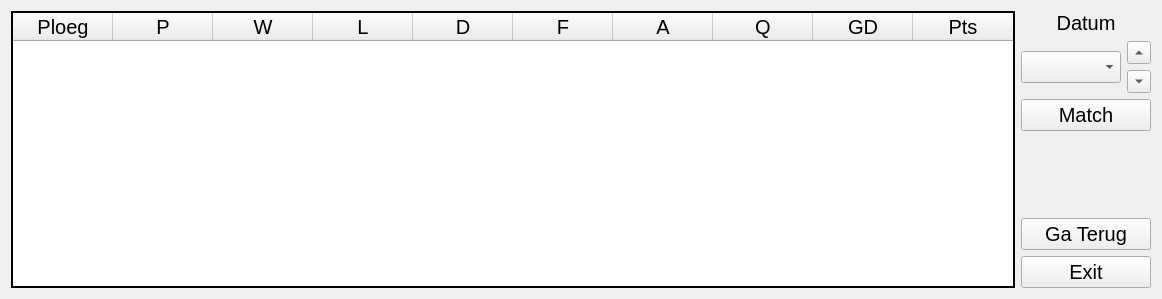
Qt form ui/Competition.ui (Ancalagon02/LeagueTracker2) before a commit.
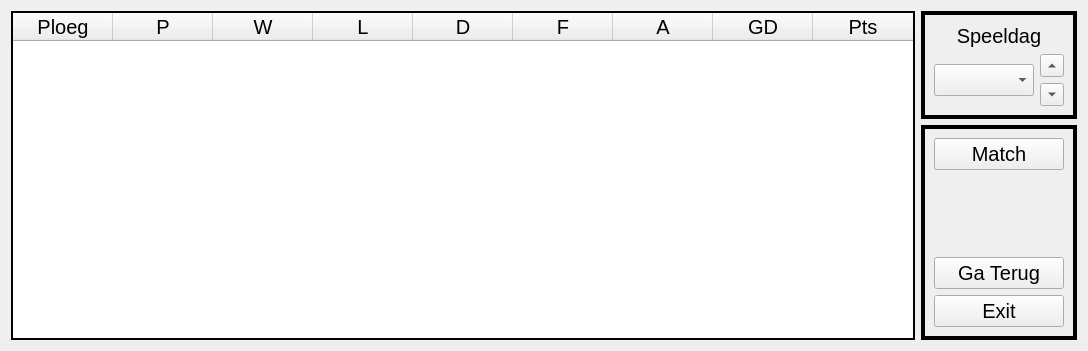
The same form after that commit.

The edit to the form file:
```diff
--- a/ui/Competition.ui
+++ b/ui/Competition.ui
@@ -43,6 +43,9 @@
      <property name="selectionMode">
       <enum>QAbstractItemView::SelectionMode::NoSelection</enum>
      </property>
+     <property name="columnCount">
+      <number>9</number>
+     </property>
      <attribute name="horizontalHeaderHighlightSections">
       <bool>false</bool>
      </attribute>
@@ -84,11 +87,6 @@
        <string>A</string>
       </property>
      </column>
-     <column>
-      <property name="text">
-       <string>Q</string>
-      </property>
-     </column>
      <column>
       <property name="text">
        <string>GD</string>
@@ -104,9 +102,21 @@
    <item>
     <layout class="QVBoxLayout" name="col_1">
      <item>
-      <widget class="QLabel" name="label">
+      <widget class="QFrame" name="frame">
+       <property name="frameShape">
+        <enum>QFrame::Shape::Box</enum>
+       </property>
+       <property name="frameShadow">
+        <enum>QFrame::Shadow::Plain</enum>
+       </property>
+       <property name="lineWidth">
+        <number>4</number>
+       </property>
+       <layout class="QVBoxLayout" name="row_1_col_1">
+        <item>
+         <widget class="QLabel" name="date_label">
        <property name="text">
-        <string>Datum</string>
+           <string>Speeldag</string>
        </property>
        <property name="alignment">
         <set>Qt::AlignmentFlag::AlignCenter</set>
@@ -114,14 +124,10 @@
       </widget>
      </item>
      <item>
-      <layout class="QHBoxLayout" name="col_2">
-       <item>
-        <layout class="QVBoxLayout" name="col_2_row_1">
+         <layout class="QHBoxLayout" name="row_1_col_2">
          <item>
           <widget class="QComboBox" name="data_comboBox"/>
          </item>
-        </layout>
-       </item>
        <item>
         <layout class="QVBoxLayout" name="col_2_row_2">
          <item>
@@ -148,6 +154,21 @@
        </item>
       </layout>
      </item>
+       </layout>
+      </widget>
+     </item>
+     <item>
+      <widget class="QFrame" name="frame_2">
+       <property name="frameShape">
+        <enum>QFrame::Shape::Box</enum>
+       </property>
+       <property name="frameShadow">
+        <enum>QFrame::Shadow::Plain</enum>
+       </property>
+       <property name="lineWidth">
+        <number>4</number>
+       </property>
+       <layout class="QVBoxLayout" name="row_1_col_3">
      <item>
       <widget class="QPushButton" name="match_pushButton">
        <property name="text">
@@ -180,6 +201,9 @@
        <property name="text">
         <string>Exit</string>
        </property>
+         </widget>
+        </item>
+       </layout>
       </widget>
      </item>
     </layout>
```
Left out of the diff: 8 changed lines with no effect on the pictures. Lines whose indentation alone changed are shown as unchanged.
